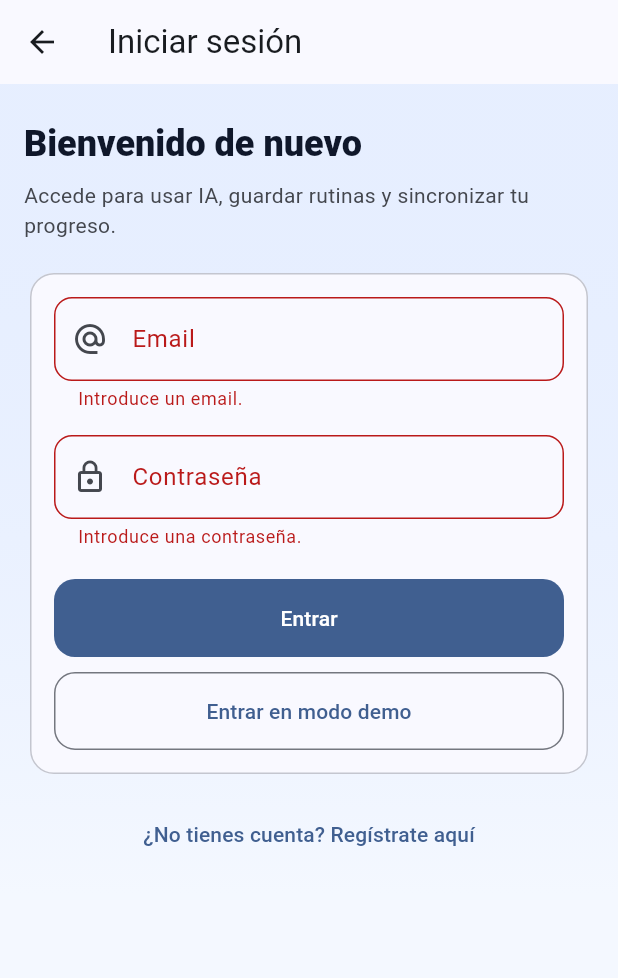
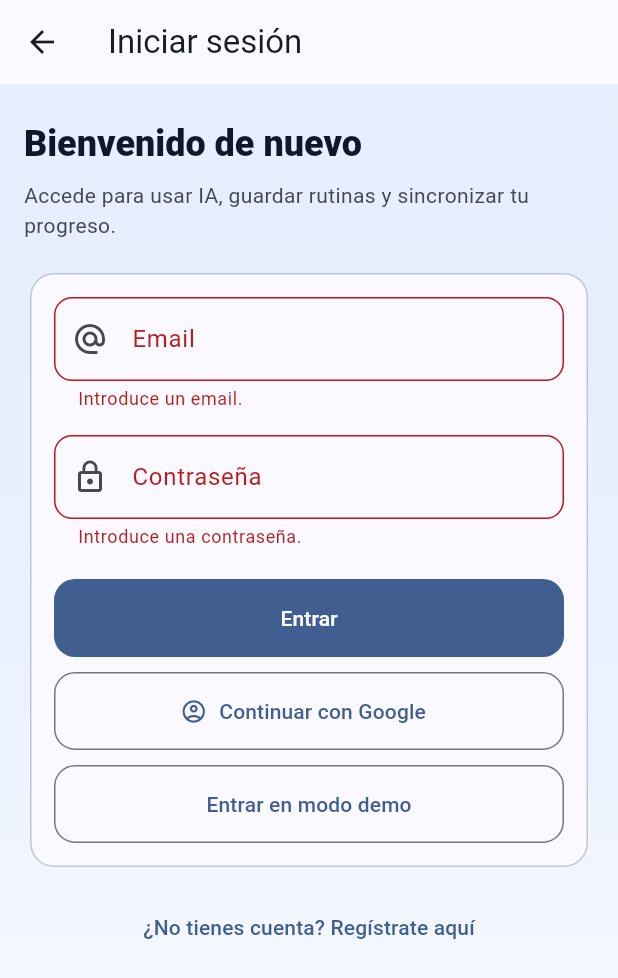
Before and after one commit to gabrieltss16/ProyectoIntermodular, a Flutter app: the LoginScreen screen opened directly, after a tap on "Entrar", on a phone screen of 412 x 824 dp. Shown: the top 978 px of the screen. Run offline on Flutter 3.47's test engine with Material 3 defaults, Android fonts, the phone set to English and light mode, and no system bars; our stand-ins replace cloud_firestore, firebase_auth, firebase_core, google_sign_in, shared_preferences; accounts and stored records are empty.

Commit message:
Añadir inicio de sesión con Google y validación de correo electrónico

```diff
--- a/app/lib/screens/login_screen.dart
+++ b/app/lib/screens/login_screen.dart
@@ -2,6 +2,7 @@ import 'package:flutter/material.dart';
 
 import '../services/catalog_service.dart';
 import '../services/auth_service.dart';
+import '../services/email_validator.dart';
 import '../services/firebase_bootstrap.dart';
 import 'main_menu_screen.dart';
 import 'register_screen.dart';
@@ -98,6 +99,27 @@ class _LoginScreenState extends State<LoginScreen> {
     }
   }
 
+  Future<void> _loginWithGoogle() async {
+    setState(() => _loading = true);
+    try {
+      await FirebaseBootstrap.tryInit();
+      if (!FirebaseBootstrap.isReady) {
+        await _showFirebaseNotReady();
+        return;
+      }
+
+      await AuthService().signInWithGoogle();
+      await _enterMenu(isGuest: false);
+    } catch (e) {
+      if (!mounted) return;
+      ScaffoldMessenger.of(context).showSnackBar(
+        SnackBar(content: Text('Error con Google: $e')),
+      );
+    } finally {
+      if (mounted) setState(() => _loading = false);
+    }
+  }
+
   @override
   Widget build(BuildContext context) {
     final scheme = Theme.of(context).colorScheme;
@@ -154,11 +176,7 @@ class _LoginScreenState extends State<LoginScreen> {
                               prefixIcon: Icon(Icons.alternate_email),
                             ),
                             keyboardType: TextInputType.emailAddress,
-                            validator: (v) {
-                              if (v == null || v.trim().isEmpty) return 'Introduce un email.';
-                              if (!v.contains('@')) return 'Email no válido.';
-                              return null;
-                            },
+                            validator: AppEmailValidator.validate,
                           ),
                           const SizedBox(height: 16),
                           TextFormField(
@@ -184,6 +202,12 @@ class _LoginScreenState extends State<LoginScreen> {
                                     child: CircularProgressIndicator(strokeWidth: 2),
                                   )
                                 : const Text('Entrar'),
+                          ),
+                          const SizedBox(height: 10),
+                          OutlinedButton.icon(
+                            onPressed: _loading ? null : _loginWithGoogle,
+                            icon: const Icon(Icons.account_circle_outlined),
+                            label: const Text('Continuar con Google'),
                           ),
                           const SizedBox(height: 10),
                           OutlinedButton(
--- /dev/null
+++ b/app/lib/services/email_validator.dart
@@ -0,0 +1,42 @@
+class AppEmailValidator {
+  static final RegExp _emailRegex = RegExp(
+    r"^[A-Z0-9._%+-]+@[A-Z0-9.-]+\.[A-Z]{2,}$",
+    caseSensitive: false,
+  );
+
+  static const Map<String, String> _commonDomainTypos = {
+    'gmial.com': 'gmail.com',
+    'gamil.com': 'gmail.com',
+    'gmail.con': 'gmail.com',
+    'gmail.co': 'gmail.com',
+    'hotnail.com': 'hotmail.com',
+    'hotmai.com': 'hotmail.com',
+    'outlok.com': 'outlook.com',
+    'outllok.com': 'outlook.com',
+  };
+
+  static String? validate(String? rawValue) {
+    final value = (rawValue ?? '').trim().toLowerCase();
+    if (value.isEmpty) return 'Introduce un email.';
+
+    final atCount = '@'.allMatches(value).length;
+    if (atCount != 1) return 'Email no válido.';
+
+    final parts = value.split('@');
+    if (parts.length != 2) return 'Email no válido.';
+
+    final localPart = parts[0];
+    final domain = parts[1];
+
+    if (localPart.isEmpty || domain.isEmpty) return 'Email no válido.';
+
+    final suggested = _commonDomainTypos[domain];
+    if (suggested != null) {
+      return '¿Querías decir $localPart@$suggested?';
+    }
+
+    if (!_emailRegex.hasMatch(value)) return 'Email no válido.';
+
+    return null;
+  }
+}
--- a/app/pubspec.yaml
+++ b/app/pubspec.yaml
@@ -42,6 +42,7 @@ dependencies:
   firebase_core: ^3.6.0
   firebase_auth: ^5.3.1
   cloud_firestore: ^5.5.0
+  google_sign_in: ^6.2.1
 
 dev_dependencies:
   flutter_test:
```
Also changed, not shown: app/lib/screens/register_screen.dart (+2 -5 lines), app/lib/services/auth_service.dart (+39 -0 lines), app/pubspec.lock, 1 other file.
